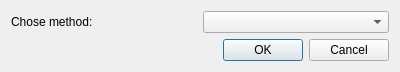
wtom76/ML, file Utilities/DbOperation/NormalizationDlg.ui: the form before one commit.
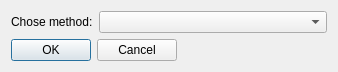
The form after the commit.

What changed in the file:
```diff
--- a/Utilities/DbOperation/NormalizationDlg.ui
+++ b/Utilities/DbOperation/NormalizationDlg.ui
@@ -6,7 +6,7 @@
    <rect>
     <x>0</x>
     <y>0</y>
-    <width>400</width>
+    <width>338</width>
     <height>71</height>
    </rect>
   </property>
@@ -15,8 +15,6 @@
   </property>
   <layout class="QGridLayout" name="gridLayout">
    <item row="0" column="0">
-    <layout class="QVBoxLayout" name="verticalLayout">
-     <item>
       <layout class="QHBoxLayout" name="horizontalLayout_2">
        <item>
         <widget class="QLabel" name="label_2">
@@ -26,17 +24,42 @@
         </widget>
        </item>
        <item>
-        <widget class="QComboBox" name="method_box_"/>
+      <widget class="QComboBox" name="method_box_">
+       <property name="sizePolicy">
+        <sizepolicy hsizetype="Expanding" vsizetype="Fixed">
+         <horstretch>0</horstretch>
+         <verstretch>0</verstretch>
+        </sizepolicy>
+       </property>
+      </widget>
        </item>
       </layout>
      </item>
+   <item row="1" column="0">
+    <layout class="QHBoxLayout" name="horizontalLayout">
      <item>
       <widget class="QDialogButtonBox" name="ok_cancel_btn_">
        <property name="standardButtons">
         <set>QDialogButtonBox::Cancel|QDialogButtonBox::Ok</set>
        </property>
+       <property name="centerButtons">
+        <bool>false</bool>
+       </property>
       </widget>
      </item>
+     <item>
+      <spacer name="horizontalSpacer">
+       <property name="orientation">
+        <enum>Qt::Horizontal</enum>
+       </property>
+       <property name="sizeHint" stdset="0">
+        <size>
+         <width>40</width>
+         <height>20</height>
+        </size>
+       </property>
+      </spacer>
+     </item>
     </layout>
    </item>
   </layout>
```
Lines whose indentation alone changed are shown as unchanged.
